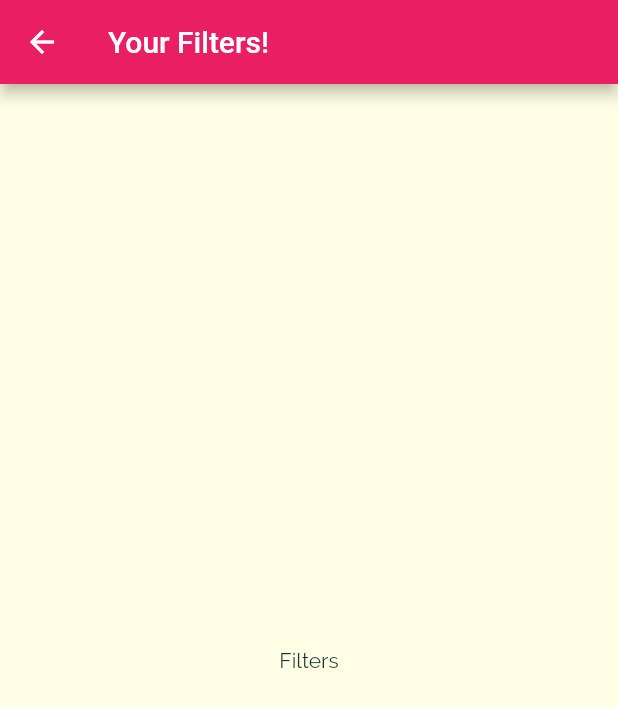
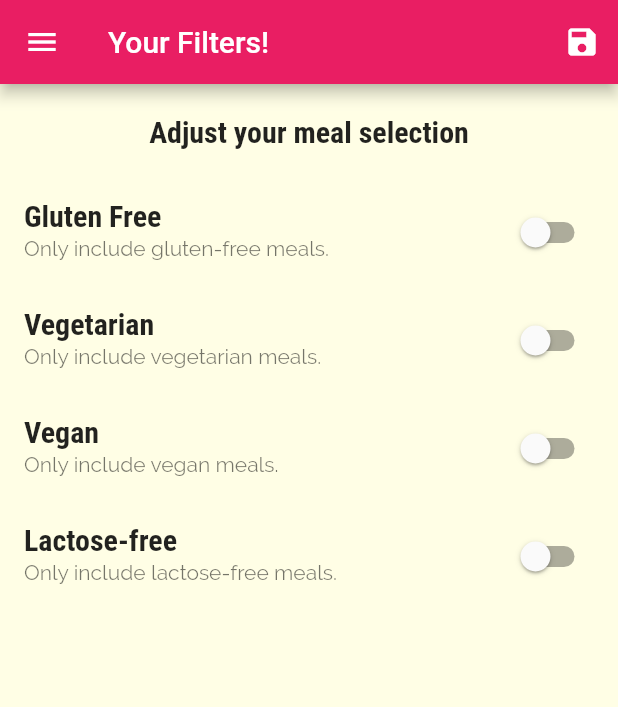
Before and after one commit to Amit-Kushwah-github/food-recipe-flutter-app, a Flutter app: the FiltersScreen screen opened by its route, on a phone screen of 412 x 824 dp. Shown: the top 707 px of the screen. Run offline on Flutter 3.47's test engine with Material 2 defaults, Android fonts, the phone set to English and light mode, and no system bars.

```diff
--- a/lib/main.dart
+++ b/lib/main.dart
@@ -1,16 +1,53 @@
 import 'package:flutter/material.dart';
-import 'package:food/screens/categories_screen.dart';
-import 'package:food/screens/category_meals_screen.dart';
-import 'package:food/screens/filters_screen.dart';
-import 'package:food/screens/meal_detail_screen.dart';
-import 'package:food/screens/tabs_screen.dart';
+import './dummy_data.dart';
+import './screens/categories_screen.dart';
+import './screens/category_meals_screen.dart';
+import './screens/filters_screen.dart';
+import './screens/meal_detail_screen.dart';
+import './screens/tabs_screen.dart';
+import './models/meal.dart';
 
 void main() {
   runApp(const MyApp());
 }
 
-class MyApp extends StatelessWidget {
+class MyApp extends StatefulWidget {
   const MyApp({Key? key}) : super(key: key);
+
+  @override
+  State<MyApp> createState() => _MyAppState();
+}
+
+class _MyAppState extends State<MyApp> {
+  Map<String, bool?> _filters = {
+    'gluten': false,
+    'lactose': false,
+    'vegan': false,
+    'vegetarian': false,
+  };
+  List<Meal> _availableMeals = DUMMY_MEALS;
+
+  void _setFilters(Map<String, bool?> filterData) {
+    setState(() {
+      _filters = filterData;
+
+      _availableMeals = DUMMY_MEALS.where((meal) {
+        if ((_filters['gluten'] == true) && !meal.isGlutenFree) {
+          return false;
+        }
+        if ((_filters['lactose'] == true) && !meal.isLactoseFree) {
+          return false;
+        }
+        if ((_filters['vegan'] == true) && !meal.isVegan) {
+          return false;
+        }
+        if ((_filters['vegetarian'] == true) && !meal.isVegetarian) {
+          return false;
+        }
+        return true;
+      }).toList();
+    });
+  }
 
   @override
   Widget build(BuildContext context) {
@@ -41,9 +78,10 @@ class MyApp extends StatelessWidget {
       initialRoute: '/',
       routes: {
         '/': (ctx) => const TabsScreen(),
-        CategoryMealsScreen.routeName: (ctx) => CategoryMealsScreen(),
-        MealDetailScreen.routeName: (ctx) => MealDetailScreen(),
-        FiltersScreen.routeName: (ctx) =>  FiltersScreen(),
+        CategoryMealsScreen.routeName: (ctx) =>
+            CategoryMealsScreen(_availableMeals),
+        MealDetailScreen.routeName: (ctx) => const MealDetailScreen(),
+        FiltersScreen.routeName: (ctx) => FiltersScreen(_filters, _setFilters),
       },
       onGenerateRoute: (settings) {
         print(settings.arguments);
--- a/lib/screens/filters_screen.dart
+++ b/lib/screens/filters_screen.dart
@@ -1,19 +1,120 @@
 import 'package:flutter/material.dart';
-import 'package:food/widgets/main_drawer.dart';
+import '../widgets/main_drawer.dart';
 
-class FiltersScreen extends StatelessWidget {
+class FiltersScreen extends StatefulWidget {
   static const routeName = '/filters';
-  const FiltersScreen({Key? key}) : super(key: key);
+
+  final Function saveFilters;
+  final Map<String, bool?> currentFilter;
+
+  FiltersScreen(this.currentFilter, this.saveFilters);
+
+  @override
+  State<FiltersScreen> createState() => _FiltersScreenState();
+}
+
+class _FiltersScreenState extends State<FiltersScreen> {
+  bool? _glutenFree = false;
+  bool? _lactoseFree = false;
+  bool? _vegetarian = false;
+  bool? _vegan = false;
+
+  @override
+  initState() {
+    _glutenFree = widget.currentFilter['gluten'];
+    _lactoseFree = widget.currentFilter['lactose'];
+    _vegetarian = widget.currentFilter['vegetarian'];
+    _vegan = widget.currentFilter['vegan'];
+    super.initState();
+  }
+
+  Widget _buildSwitchListTile(
+    String title,
+    String description,
+    bool currentValue,
+    void Function(bool) updateValue,
+  ) {
+    return SwitchListTile(
+      title: Text(title),
+      value: currentValue,
+      subtitle: Text(
+        description,
+      ),
+      onChanged: updateValue,
+    );
+  }
 
   @override
   Widget build(BuildContext context) {
     return Scaffold(
       appBar: AppBar(
-        title: Text('Your Filters!'),
+        title: const Text('Your Filters!'),
+        actions: [
+          IconButton(
+            icon: const Icon(Icons.save),
+            onPressed: () {
+              final selectedFilters = {
+                'gluten': _glutenFree,
+                'lactose': _lactoseFree,
+                'vegan': _vegan,
+                'vegetarian': _vegetarian,
+              };
+              widget.saveFilters(selectedFilters);
+
+              ScaffoldMessenger.of(context).showSnackBar(
+                SnackBar(
+                  content: const Text('Filters Applied'),
+                  action: SnackBarAction(
+                      label: 'OK',
+                      onPressed:
+                          ScaffoldMessenger.of(context).hideCurrentSnackBar),
+                ),
+              );
+            },
+          )
+        ],
       ),
-      // drawer: MainDrawer(),
-      body: Center(
-        child: Text('Filters'),
+      drawer: MainDrawer(),
+      body: Column(
+        children: [
+          Container(
+            padding: const EdgeInsets.all(20),
+            child: Text('Adjust your meal selection',
+                style: Theme.of(context).textTheme.subtitle1),
+          ),
+          Expanded(
+              child: ListView(
+            children: [
+              _buildSwitchListTile('Gluten Free',
+                  'Only include gluten-free meals.', _glutenFree!, (newValue) {
+                setState(() {
+                  _glutenFree = newValue;
+                });
+              }),
+              _buildSwitchListTile(
+                  'Vegetarian', 'Only include vegetarian meals.', _vegetarian!,
+                  (newValue) {
+                setState(() {
+                  _vegetarian = newValue;
+                });
+              }),
+              _buildSwitchListTile(
+                  'Vegan', 'Only include vegan meals.', _vegan!, (newValue) {
+                setState(() {
+                  _vegan = newValue;
+                });
+              }),
+              _buildSwitchListTile(
+                  'Lactose-free',
+                  'Only include lactose-free meals.',
+                  _lactoseFree!, (newValue) {
+                setState(() {
+                  _lactoseFree = newValue;
+                });
+              }),
+            ],
+          ))
+        ],
       ),
     );
   }
--- a/pubspec.yaml
+++ b/pubspec.yaml
@@ -29,7 +29,6 @@ environment:
 dependencies:
   flutter:
     sdk: flutter
-
 
   # The following adds the Cupertino Icons font to your application.
   # Use with the CupertinoIcons class for iOS style icons.
```
Also changed, not shown: 1 other file.
